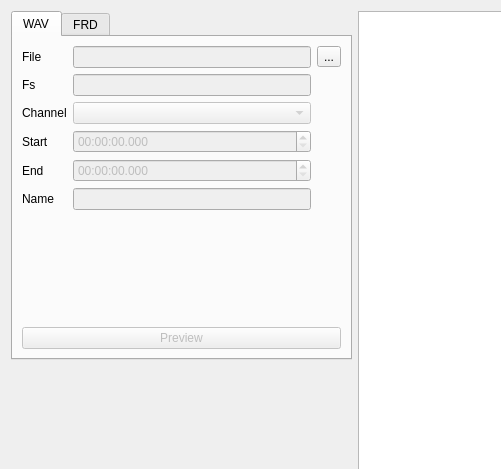
The window that src/main/python/ui/signal.ui (3ll3d00d/beqdesigner) describes before a commit, drawn with Qt 5; both pictures show x 0 to 501 and y 0 to 469 of the 1392 by 748 pixel window.
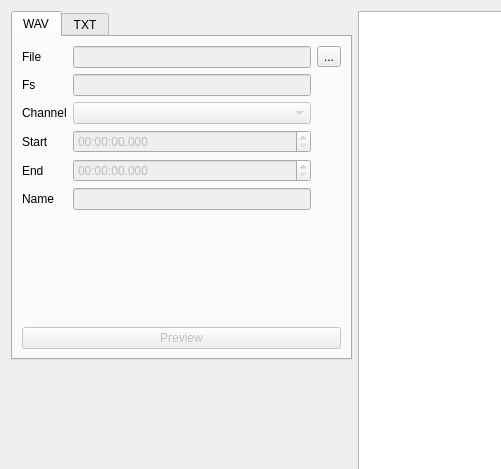
The same window after the commit. Custom widgets are drawn as their Qt base class.

Commit message: add ui test plan, fix bad passthrough biquad export

Patch:
```diff
--- a/src/main/python/ui/signal.ui
+++ b/src/main/python/ui/signal.ui
@@ -166,7 +166,7 @@
          </widget>
          <widget class="QWidget" name="frdTab">
           <attribute name="title">
-           <string>FRD</string>
+           <string>TXT</string>
           </attribute>
           <layout class="QGridLayout" name="gridLayout_5">
            <item row="0" column="0">
```
The commit also changes 4 other files.
